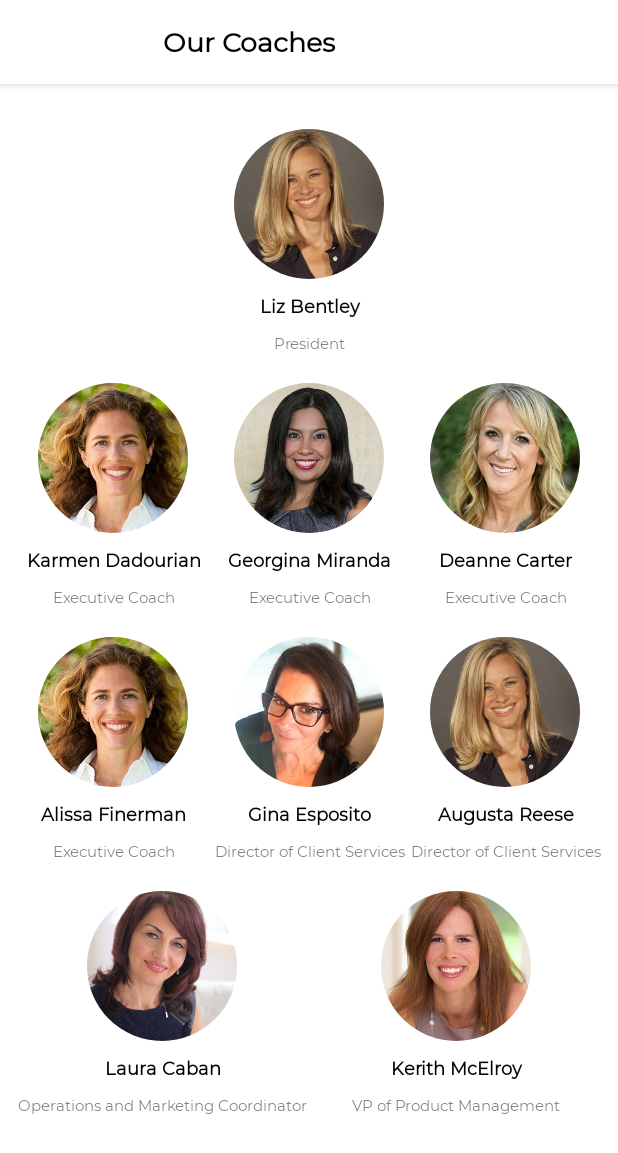
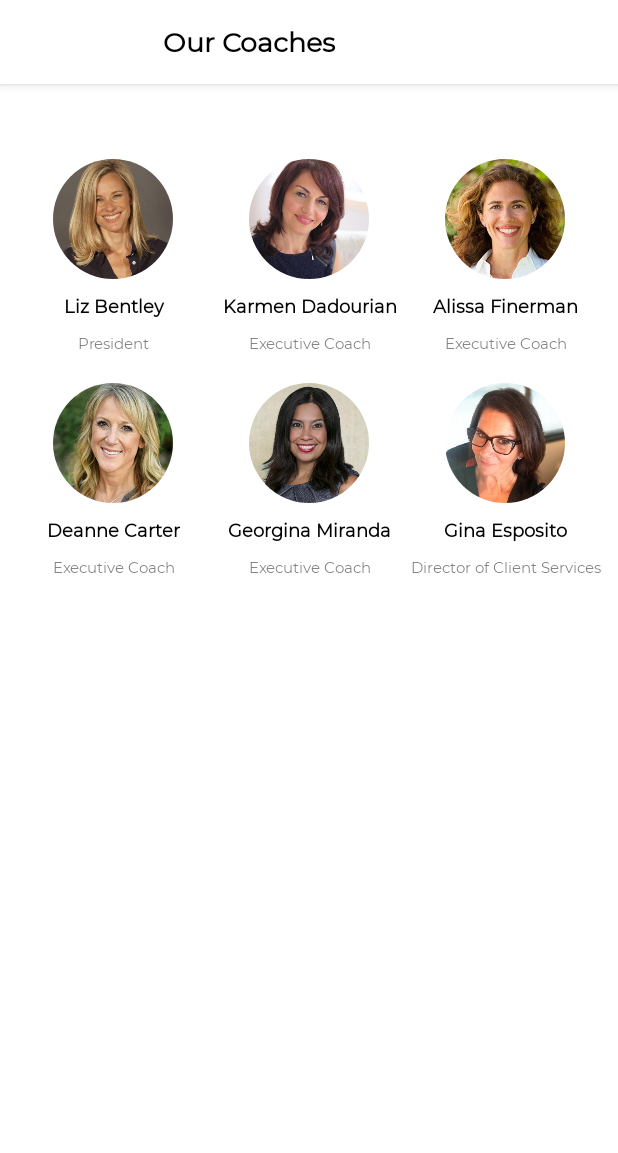
Before and after one commit to softwrengr/liz-benty-app, an Android app: the fragment OurCoachesFragment shown on its own in the app's theme, on a phone screen of 412 x 824 dp. Shown: the top 1153 px of the screen. Run offline under Robolectric (Android 15) with nearby library versions, the phone set to English and light mode, and no system bars; our stand-ins replace ButterKnife, CircleImageView; 1 statement that could not run was skipped.

Commit message:
remove extra our coach

```diff
--- a/app/build.gradle
+++ b/app/build.gradle
@@ -6,8 +6,8 @@ android {
         applicationId "com.techease.lizbentley"
         minSdkVersion 16
         targetSdkVersion 27
-        versionCode 4
-        versionName "2.2"
+        versionCode 5
+        versionName "2.3"
         testInstrumentationRunner "android.support.test.runner.AndroidJUnitRunner"
     }
     buildTypes {
@@ -17,6 +17,7 @@ android {
         }
     }
 }
+
 
 dependencies {
     implementation fileTree(dir: 'libs', include: ['*.jar'])
--- a/app/src/main/java/com/square/apple/pdf_app/fragments/OurCoachesFragment.java
+++ b/app/src/main/java/com/square/apple/pdf_app/fragments/OurCoachesFragment.java
@@ -48,12 +48,7 @@ public class OurCoachesFragment extends Fragment implements View.OnClickListener
     CircleImageView ivAlissa;
     @BindView(R.id.iv_gina_esposito)
     CircleImageView ivGinaEsposito;
-    @BindView(R.id.iv_augusta_reese)
-    CircleImageView ivAugustaReese;
-    @BindView(R.id.iv_laura)
-    CircleImageView ivLaura;
-    @BindView(R.id.iv_kerith_mcelroy)
-    CircleImageView ivKerithMcElroy;
+
 
 
     @Override
@@ -68,10 +63,6 @@ public class OurCoachesFragment extends Fragment implements View.OnClickListener
         ivDeanneCarter.setOnClickListener(this);
         ivAlissa.setOnClickListener(this);
         ivGinaEsposito.setOnClickListener(this);
-        ivAugustaReese.setOnClickListener(this);
-        ivLaura.setOnClickListener(this);
-        ivKerithMcElroy.setOnClickListener(this);
-
         customActionBar();
 
 
@@ -106,17 +97,6 @@ public class OurCoachesFragment extends Fragment implements View.OnClickListener
                 gotoWebview("https://www.lizbentley.com/our-team/gina-esposito", "Gina Esposito");
                 break;
 
-            case R.id.iv_augusta_reese:
-                gotoWebview("https://www.lizbentley.com/our-team/augusta-reese", "Augusta Reese");
-                break;
-
-            case R.id.iv_laura:
-                gotoWebview("https://www.lizbentley.com/our-team/laura-caban", "Laura Caban");
-                break;
-
-            case R.id.iv_kerith_mcelroy:
-                gotoWebview("https://www.lizbentley.com/our-team/kerith-mcelroy", "Kerith McElroy");
-                break;
 
         }
     }
--- a/app/src/main/res/layout/fragment_home.xml
+++ b/app/src/main/res/layout/fragment_home.xml
@@ -22,7 +22,7 @@
         android:layout_height="wrap_content"
         android:textSize="18sp"
         android:gravity="center_horizontal"
-        android:text="Understand different personalities\nand learn how to work\nwiht them more  effectively."/>
+        android:text="Understand different personalities\nand learn how to work\nwith them more  effectively."/>
 
 
     <TextView
--- a/app/src/main/res/layout/fragment_our_coaches.xml
+++ b/app/src/main/res/layout/fragment_our_coaches.xml
@@ -3,16 +3,27 @@
     xmlns:tools="http://schemas.android.com/tools"
     android:layout_width="match_parent"
     android:layout_height="match_parent"
+    android:background="@color/white"
     android:orientation="vertical"
-    android:background="@color/white"
     tools:context="com.square.apple.pdf_app.fragments.OurCoachesFragment">
 
 
     <LinearLayout
         android:layout_width="match_parent"
         android:layout_height="match_parent"
-        android:padding="10sp"
-        android:orientation="vertical">
+        android:orientation="vertical"
+        android:padding="10sp">
+
+        <LinearLayout
+            android:layout_width="match_parent"
+            android:layout_height="wrap_content"
+            android:layout_marginTop="20sp"
+            android:gravity="center"
+            android:orientation="horizontal">
+
+
+        </LinearLayout>
+
 
         <LinearLayout
             android:layout_width="match_parent"
@@ -57,17 +68,6 @@
             </LinearLayout>
 
 
-        </LinearLayout>
-
-
-        <LinearLayout
-            android:layout_width="match_parent"
-            android:layout_height="wrap_content"
-            android:layout_marginTop="20sp"
-            android:gravity="center"
-            android:orientation="horizontal">
-
-
             <LinearLayout
                 android:layout_width="0sp"
                 android:layout_height="wrap_content"
@@ -79,7 +79,7 @@
                     android:id="@+id/iv_karmen_dadourian"
                     android:layout_width="@dimen/coaches_images_height_width"
                     android:layout_height="@dimen/coaches_images_height_width"
-                    android:src="@drawable/alissa" />
+                    android:src="@drawable/karmen" />
 
 
                 <TextView
@@ -102,6 +102,7 @@
                     android:textSize="10sp" />
             </LinearLayout>
 
+
             <LinearLayout
                 android:layout_width="0sp"
                 android:layout_height="wrap_content"
@@ -110,17 +111,18 @@
                 android:orientation="vertical">
 
                 <de.hdodenhof.circleimageview.CircleImageView
-                    android:id="@+id/iv_georgina_miranda"
+                    android:id="@+id/iv_alissa"
                     android:layout_width="@dimen/coaches_images_height_width"
                     android:layout_height="@dimen/coaches_images_height_width"
-                    android:src="@drawable/georgina4" />
+                    android:layout_toRightOf="@+id/iv_liz_bentley"
+                    android:src="@drawable/alissa" />
 
                 <TextView
                     android:layout_width="match_parent"
                     android:layout_height="wrap_content"
                     android:layout_marginTop="10sp"
                     android:gravity="center"
-                    android:text="Georgina Miranda"
+                    android:text="Alissa Finerman"
                     android:textColor="@color/coaches_heading_color"
                     android:textSize="@dimen/coaches_heading_text_size"
                     android:textStyle="bold" />
@@ -134,6 +136,16 @@
                     android:text="Executive Coach"
                     android:textSize="@dimen/coaches_text_size" />
             </LinearLayout>
+
+
+        </LinearLayout>
+
+        <LinearLayout
+            android:layout_width="match_parent"
+            android:layout_height="wrap_content"
+            android:layout_marginTop="20sp"
+            android:gravity="center"
+            android:orientation="horizontal">
 
 
             <LinearLayout
@@ -171,15 +183,6 @@
             </LinearLayout>
 
 
-        </LinearLayout>
-
-        <LinearLayout
-            android:layout_width="match_parent"
-            android:layout_height="wrap_content"
-            android:layout_marginTop="20sp"
-            android:gravity="center"
-            android:orientation="horizontal">
-
             <LinearLayout
                 android:layout_width="0sp"
                 android:layout_height="wrap_content"
@@ -188,18 +191,17 @@
                 android:orientation="vertical">
 
                 <de.hdodenhof.circleimageview.CircleImageView
-                    android:id="@+id/iv_alissa"
+                    android:id="@+id/iv_georgina_miranda"
                     android:layout_width="@dimen/coaches_images_height_width"
                     android:layout_height="@dimen/coaches_images_height_width"
-                    android:layout_toRightOf="@+id/iv_liz_bentley"
-                    android:src="@drawable/alissa" />
+                    android:src="@drawable/georgina4" />
 
                 <TextView
                     android:layout_width="match_parent"
                     android:layout_height="wrap_content"
                     android:layout_marginTop="10sp"
                     android:gravity="center"
-                    android:text="Alissa Finerman"
+                    android:text="Georgina Miranda"
                     android:textColor="@color/coaches_heading_color"
                     android:textSize="@dimen/coaches_heading_text_size"
                     android:textStyle="bold" />
@@ -249,121 +251,8 @@
             </LinearLayout>
 
 
-            <LinearLayout
-                android:layout_width="0sp"
-                android:layout_height="wrap_content"
-                android:layout_weight="1"
-                android:gravity="center_horizontal"
-                android:orientation="vertical">
-
-                <de.hdodenhof.circleimageview.CircleImageView
-                    android:id="@+id/iv_augusta_reese"
-                    android:layout_width="@dimen/coaches_images_height_width"
-                    android:layout_height="@dimen/coaches_images_height_width"
-                    android:src="@drawable/liz_0" />
-
-
-                <TextView
-                    android:layout_width="match_parent"
-                    android:layout_height="wrap_content"
-                    android:layout_marginTop="10sp"
-                    android:gravity="center"
-                    android:text="Augusta Reese"
-                    android:textColor="@color/coaches_heading_color"
-                    android:textSize="@dimen/coaches_heading_text_size"
-                    android:textStyle="bold" />
-
-
-                <TextView
-                    android:layout_width="match_parent"
-                    android:layout_height="wrap_content"
-                    android:layout_marginTop="10sp"
-                    android:gravity="center"
-                    android:text="Director of Client Services"
-                    android:textSize="@dimen/coaches_text_size" />
-            </LinearLayout>
-
-
         </LinearLayout>
 
 
-        <LinearLayout
-            android:layout_width="match_parent"
-            android:layout_height="wrap_content"
-            android:layout_marginTop="20sp"
-            android:gravity="center"
-            android:orientation="horizontal">
-
-            <LinearLayout
-                android:layout_width="0sp"
-                android:layout_height="wrap_content"
-                android:layout_weight="1"
-                android:gravity="center_horizontal"
-                android:orientation="vertical">
-
-                <de.hdodenhof.circleimageview.CircleImageView
-                    android:id="@+id/iv_laura"
-                    android:layout_width="@dimen/coaches_images_height_width"
-                    android:layout_height="@dimen/coaches_images_height_width"
-                    android:layout_toRightOf="@+id/iv_liz_bentley"
-                    android:src="@drawable/karmen" />
-
-                <TextView
-                    android:layout_width="match_parent"
-                    android:layout_height="wrap_content"
-                    android:layout_marginTop="10sp"
-                    android:gravity="center"
-                    android:text="Laura Caban"
-                    android:textColor="@color/coaches_heading_color"
-                    android:textSize="@dimen/coaches_heading_text_size"
-                    android:textStyle="bold" />
-
-
-                <TextView
-                    android:layout_width="match_parent"
-                    android:layout_height="wrap_content"
-                    android:layout_marginTop="10sp"
-                    android:gravity="center"
-                    android:text="Operations and Marketing Coordinator"
-                    android:textSize="@dimen/coaches_text_size" />
-            </LinearLayout>
-
-            <LinearLayout
-                android:layout_width="0sp"
-                android:layout_height="wrap_content"
-                android:layout_weight="1"
-                android:gravity="center_horizontal"
-                android:orientation="vertical">
-
-                <de.hdodenhof.circleimageview.CircleImageView
-                    android:id="@+id/iv_kerith_mcelroy"
-                    android:layout_width="@dimen/coaches_images_height_width"
-                    android:layout_height="@dimen/coaches_images_height_width"
-                    android:src="@drawable/kerith" />
-
-
-                <TextView
-                    android:layout_width="match_parent"
-                    android:layout_height="wrap_content"
-                    android:layout_marginTop="10sp"
-                    android:gravity="center"
-                    android:text="Kerith McElroy"
-                    android:textColor="@color/coaches_heading_color"
-                    android:textSize="@dimen/coaches_heading_text_size"
-                    android:textStyle="bold" />
-
-
-                <TextView
-                    android:layout_width="match_parent"
-                    android:layout_height="wrap_content"
-                    android:layout_marginTop="10sp"
-                    android:gravity="center"
-                    android:text="VP of Product Management"
-                    android:textSize="@dimen/coaches_text_size" />
-            </LinearLayout>
-
-
-        </LinearLayout>
-
     </LinearLayout>
 </ScrollView>
--- a/app/src/main/res/mipmap-anydpi-v26/ic_launcher.xml
+++ /dev/null
@@ -1,5 +0,0 @@
-<?xml version="1.0" encoding="utf-8"?>
-<adaptive-icon xmlns:android="http://schemas.android.com/apk/res/android">
-    <background android:drawable="@drawable/ic_launcher_background" />
-    <foreground android:drawable="@drawable/ic_launcher_foreground" />
-</adaptive-icon>
--- a/app/src/main/res/values/dimens.xml
+++ b/app/src/main/res/values/dimens.xml
@@ -5,8 +5,8 @@
     <dimen name="nav_header_vertical_spacing">8dp</dimen>
     <dimen name="nav_header_height">176dp</dimen>
     <dimen name="fab_margin">16dp</dimen>
-    <dimen name="circle_height_width">100sp</dimen>
-    <dimen name="coaches_images_height_width">100sp</dimen>
+    <dimen name="circle_height_width">80sp</dimen>
+    <dimen name="coaches_images_height_width">80sp</dimen>
     <dimen name="coaches_text_size">10sp</dimen>
     <dimen name="coaches_heading_text_size">12sp</dimen>
 </resources>
```
Also changed, not shown: app/src/main/res/layout/dialog_layout.xml (deleted, +0 -46 lines), app/src/main/res/layout/progress_dialog.xml (deleted, +0 -42 lines), app/src/main/res/values/attrs.xml (deleted, +0 -12 lines), 2 other files.
